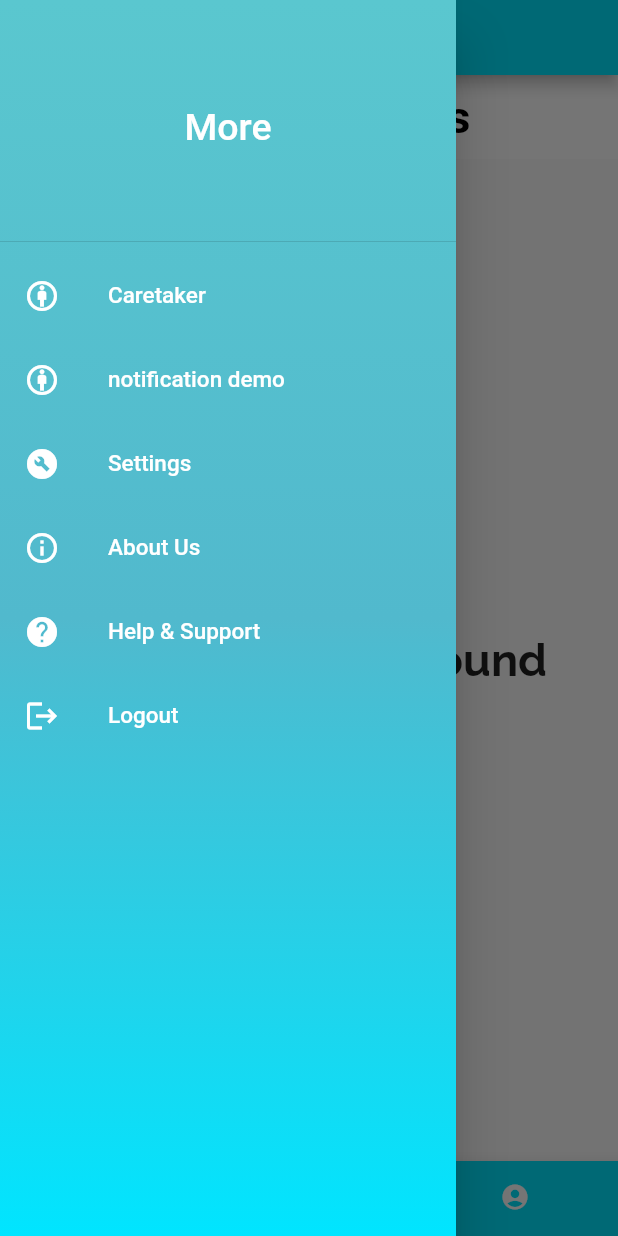
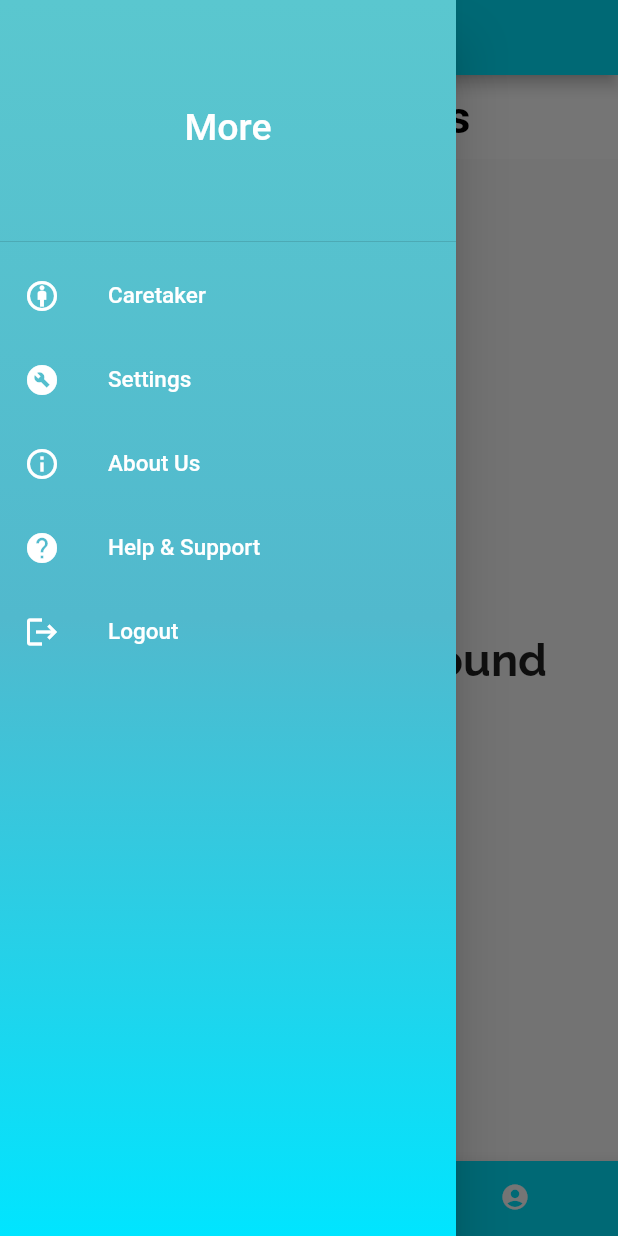
Before and after one commit to MedminderAJCE/MedMinder, a Flutter app: the HomePage screen opened directly, with the side drawer open, on a phone screen of 412 x 824 dp. Run offline on Flutter 3.47's test engine with Material 2 defaults, Android fonts, the phone set to English and light mode, and no system bars; our stand-ins replace cloud_firestore, firebase_auth, firebase_core, firebase_messaging, flutter_local_notifications, fluttertoast and 1 more; missing offline and left inert: flutter_sms; accounts and stored records are empty.

Commit message:
notifications done -

```diff
--- a/lib/screens/firstpage.dart
+++ b/lib/screens/firstpage.dart
@@ -1,5 +1,7 @@
 import 'package:cloud_firestore/cloud_firestore.dart';
 import 'package:flutter/material.dart';
+import 'package:login/screens/notification.dart';
+
 
 class Caretaker extends StatefulWidget {
   const Caretaker({Key? key}) : super(key: key);
@@ -59,7 +61,10 @@ class _CaretakerState extends State<Caretaker> {
                       email: emailText.text,
                       phone: phoneText.text,
                     );
+                       Navigator.of(context).push(
+                      MaterialPageRoute(builder: (context) =>Notificationss( phone:phoneText.text)));
                   },
+
                   child: const Text(
                     "Done",
                     style: TextStyle(color: Colors.black),
--- a/lib/screens/homepage.dart
+++ b/lib/screens/homepage.dart
@@ -73,17 +73,17 @@ class _HomePageState extends State<HomePage> {
                       MaterialPageRoute(builder: (context) => Caretaker()));
                 },
               ),
-              ListTile(
-                leading: Icon(Icons.attribution, color: Colors.white,),  //build circle
-                title: Text(
-                  'notification demo',
-                  style: TextStyle(fontSize: 15 ,color: Colors.white,),
-                ),
-                onTap: () {
-                  Navigator.of(context).push(
-                      MaterialPageRoute(builder: (context) =>Notificationss()));
-                },
-              ),
+              // ListTile(
+              //   leading: Icon(Icons.attribution, color: Colors.white,),  //build circle
+              //   title: Text(
+              //     'notification demo',
+              //     style: TextStyle(fontSize: 15 ,color: Colors.white,),
+              //   ),
+              //   // onTap: () {
+              //   //   Navigator.of(context).push(
+              //   //       MaterialPageRoute(builder: (context) =>Notification()));
+              //   // },
+              // ),
               ListTile(
                 leading: Icon(IconData(0xe813, fontFamily: 'MaterialIcons'), color: Colors.white,),
                 title: Text(
```
Also changed, not shown: lib/screens/notification.dart (+16 -4 lines).
